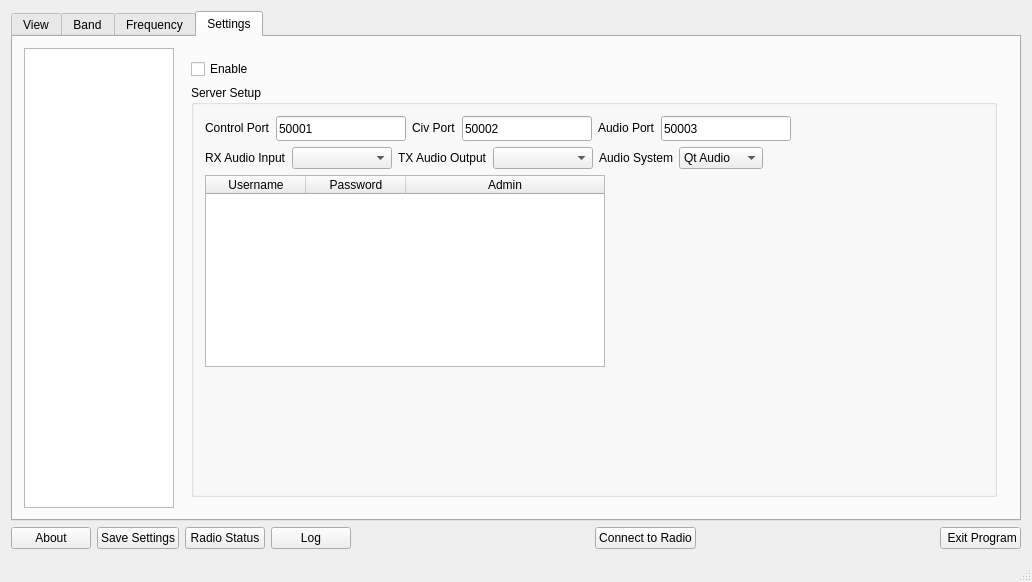
Before: the Qt Designer form wfmain.ui in adecarolis/wfweb, drawn with Qt 5.
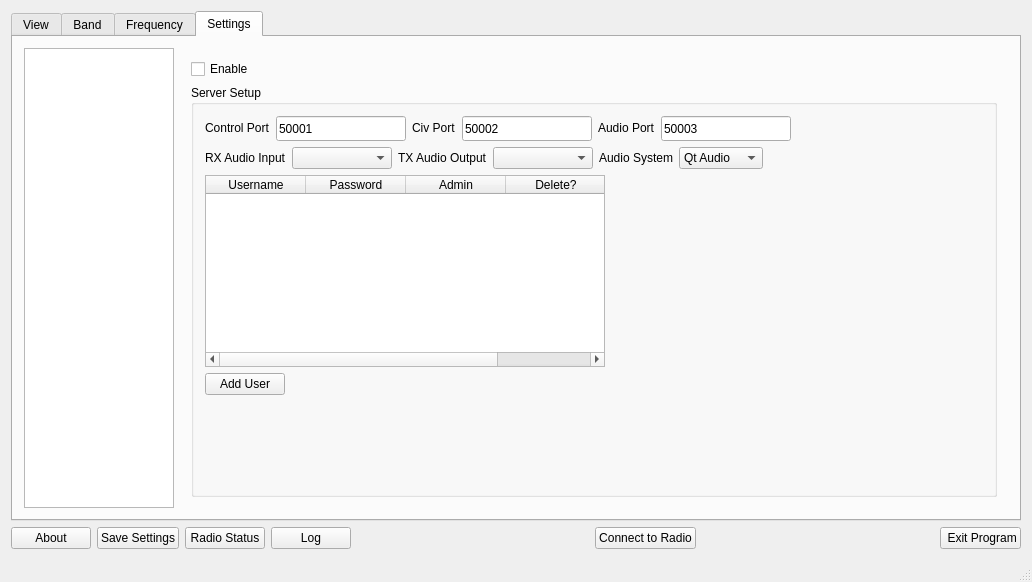
After: the same form once the commit is applied. The open tabs and pages were chosen to show the change. Custom widgets are drawn as their Qt base class.

Commit message: Fix server user handling

Patch:
```diff
--- a/wfmain.ui
+++ b/wfmain.ui
@@ -4310,7 +4310,7 @@
                         <number>0</number>
                        </property>
                        <property name="columnCount">
-                        <number>3</number>
+                        <number>4</number>
                        </property>
                        <attribute name="horizontalHeaderCascadingSectionResizes">
                         <bool>false</bool>
@@ -4348,6 +4348,11 @@
                          <string>Admin</string>
                         </property>
                        </column>
+                       <column>
+                        <property name="text">
+                         <string>Delete?</string>
+                        </property>
+                       </column>
                       </widget>
                      </item>
                      <item>
@@ -4365,6 +4370,30 @@
                      </item>
                     </layout>
                    </item>
+                   <item>
+                    <layout class="QHBoxLayout" name="horizontalLayout_6">
+                     <item>
+                      <widget class="QPushButton" name="serverAddUserBtn">
+                       <property name="text">
+                        <string>Add User</string>
+                       </property>
+                      </widget>
+                     </item>
+                     <item>
+                      <spacer name="horizontalSpacer_33">
+                       <property name="orientation">
+                        <enum>Qt::Horizontal</enum>
+                       </property>
+                       <property name="sizeHint" stdset="0">
+                        <size>
+                         <width>40</width>
+                         <height>20</height>
+                        </size>
+                       </property>
+                      </spacer>
+                     </item>
+                    </layout>
+                   </item>
                    <item>
                     <spacer name="verticalSpacer_7">
                      <property name="orientation">
```
Left out of the diff: 4 changed lines with no effect on the pictures. The commit also changes 5 other files.
